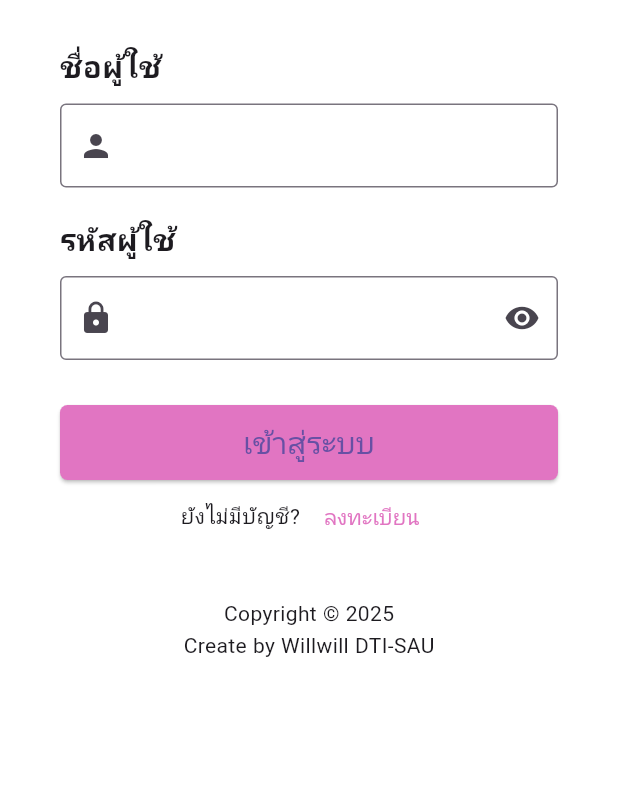
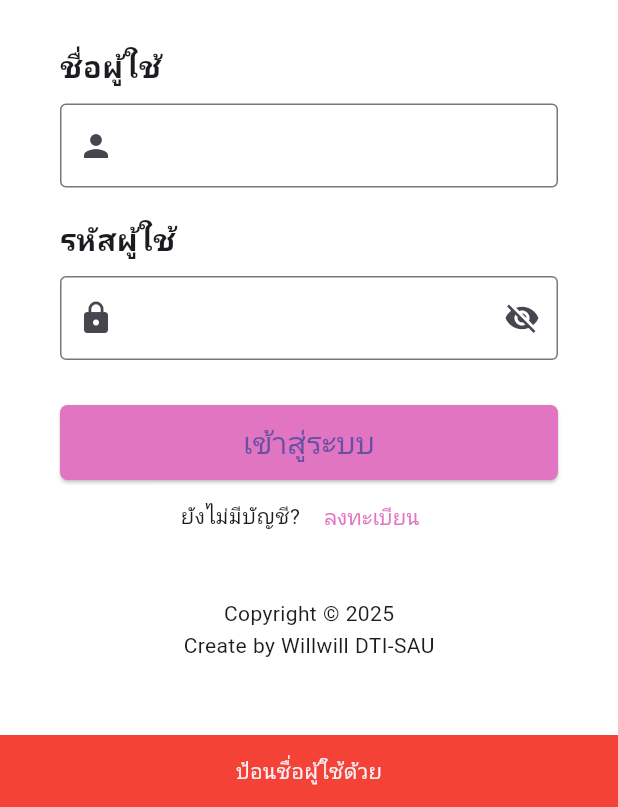
Before and after one commit to 6652410026ThayakornKoomphai/festival_diary1_app, a Flutter app: the screen it shows after launch, after a tap on "เข้าสู่ระบบ", on a phone screen of 412 x 824 dp, the part 429-1236 px from its top. Run offline on Flutter 3.47's test engine with Material 3 defaults, Android fonts, the phone set to English and light mode, and no system bars; our stand-ins replace dio, google_fonts, image_picker.

Commit message:
v.3 continue

```diff
--- /dev/null
+++ b/lib/constants/baseurl_constants.dart
@@ -0,0 +1,3 @@
+//baseurl_constants.dart
+
+const baseUrl = 'http://192.168.1.106:3030';
--- a/lib/views/login_ui.dart
+++ b/lib/views/login_ui.dart
@@ -1,6 +1,9 @@
 // ignore_for_file: sort_child_properties_last
 
 import 'package:festival_diary1_app/constants/color_constant.dart';
+import 'package:festival_diary1_app/models/user.dart';
+import 'package:festival_diary1_app/services/user_api.dart';
+import 'package:festival_diary1_app/views/home_ui.dart';
 import 'package:festival_diary1_app/views/register_screen_ui.dart';
 import 'package:flutter/material.dart';
 
@@ -12,6 +15,21 @@ class LoginUI extends StatefulWidget {
 }
 
 class _LoginUIState extends State<LoginUI> {
+  TextEditingController userNameCtrl = TextEditingController();
+  TextEditingController userPasswordCtrl = TextEditingController();
+
+  bool isShowUserPassword = true;
+
+  showWarningSnackBar(msg) {
+    ScaffoldMessenger.of(context).showSnackBar(
+      SnackBar(
+        content: Align(alignment: Alignment.center, child: Text('$msg')),
+        backgroundColor: Colors.red,
+        duration: Duration(seconds: 2),
+      ),
+    );
+  }
+
   @override
   Widget build(BuildContext context) {
     return Scaffold(
@@ -59,6 +77,7 @@ class _LoginUIState extends State<LoginUI> {
                     height: 10,
                   ),
                   TextField(
+                    controller: userNameCtrl,
                     decoration: InputDecoration(
                       border: OutlineInputBorder(),
                       prefixIcon: Icon(Icons.person),
@@ -81,13 +100,22 @@ class _LoginUIState extends State<LoginUI> {
                     height: 10,
                   ),
                   TextField(
-                    obscureText: true,
+                    controller: userPasswordCtrl,
+                    obscureText: isShowUserPassword,
                     decoration: InputDecoration(
                       border: OutlineInputBorder(),
                       prefixIcon: Icon(Icons.lock),
                       suffixIcon: IconButton(
-                        onPressed: () {},
-                        icon: Icon(Icons.remove_red_eye),
+                        onPressed: () {
+                          setState(() {
+                            isShowUserPassword = !isShowUserPassword;
+                          });
+                        },
+                        icon: isShowUserPassword == true
+                            ? Icon(Icons.visibility_off)
+                            : Icon(
+                                Icons.visibility,
+                              ),
                       ),
                     ),
                   ),
@@ -95,7 +123,35 @@ class _LoginUIState extends State<LoginUI> {
                     height: 30,
                   ),
                   ElevatedButton(
-                    onPressed: () {},
+                    onPressed: () async {
+                      //Validated UI
+                      if (userNameCtrl.text.length == 0) {
+                        showWarningSnackBar('ป้อนชื่อผู้ใช้ด้วย');
+                      } else if (userPasswordCtrl.text.length == 0) {
+                        showWarningSnackBar('ป้อนรหัสผู้ใช้ด้วย');
+                      } else {
+                        //ส่งชื่อผู้ใช้และรหัสผ่าน ไปยัง API เพื่อตรวจสอบ
+                        //แพ็คข้อมูลที่ต้องส่งไปให้กับ checkLogin()
+                        User user = User(
+                          userName: userNameCtrl.text,
+                          userPassword: userPasswordCtrl.text,
+                        );
+                        //เรียกใช้ checkLogin()
+                        user = await UserApi().checkLogin(user);
+                        if (user.userID != null) {
+                          //แปลว่าชื่อผู้ใช้รหัสผ่านถูกต้องเปิดไปหน้าจอ HomeUI()
+                          Navigator.pushReplacement(
+                              context,
+                              MaterialPageRoute(
+                                  builder: (context) => HomeUI(
+                                        user: user,
+                                      )));
+                        } else {
+                          //แปลว่าชื่อผู้ใช้รหัสผ่านไม่ถูกต้อง แสดง snackbar เดือน
+                          showWarningSnackBar('ชื่อผู้ใช้รหัสผ่านไม่ถูกต้อง');
+                        }
+                      }
+                    },
                     child: Text(
                       'เข้าสู่ระบบ',
                       style: TextStyle(
```
Also changed, not shown: lib/services/user_api.dart (+21 -2 lines), lib/views/home_ui.dart (+46 -2 lines), assets/images/vegito1.jpg (added).
